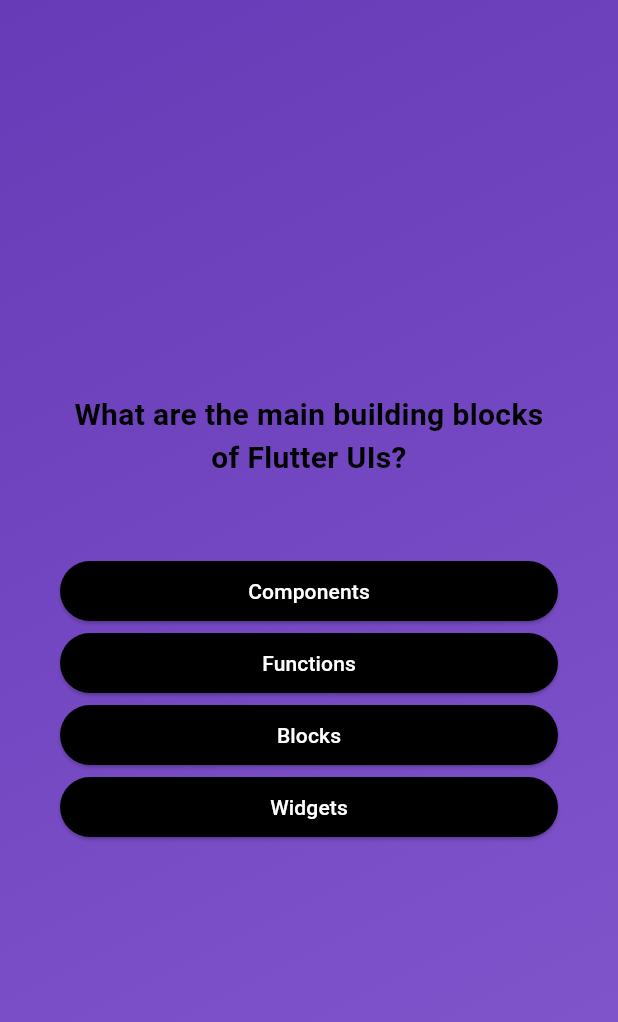
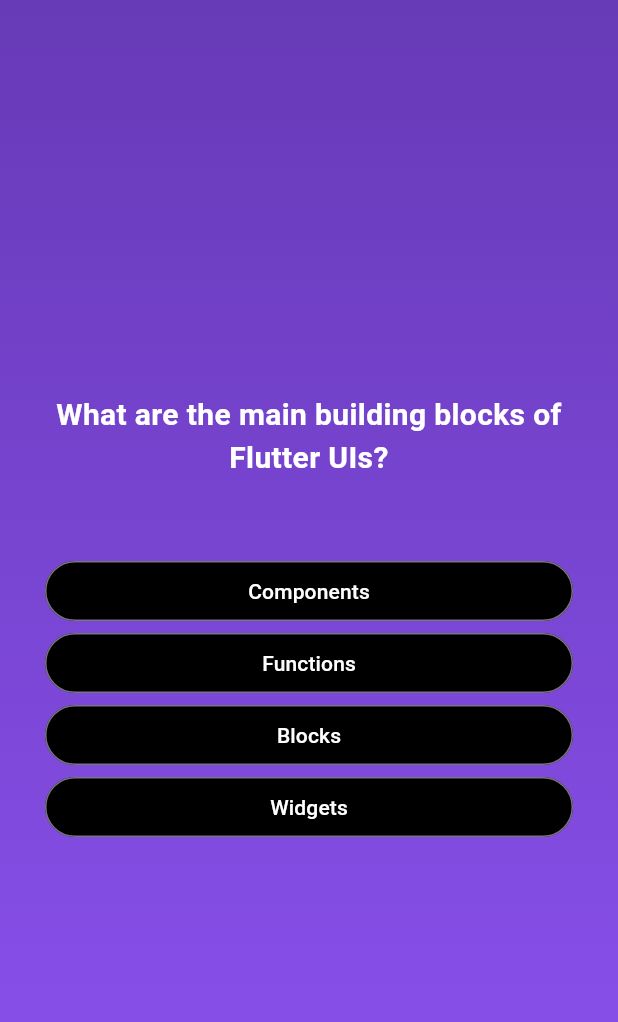
Before and after one commit to Ghost-dot-coder/Quiz-App, a Flutter app: the screen it shows after launch, after a tap on "Start Quiz", on a phone screen of 412 x 824 dp. Shown: the top 1022 px of the screen. Run offline on Flutter 3.47's test engine with Material 3 defaults, Android fonts, the phone set to English and light mode, and no system bars.

Commit message:
initial commit

```diff
--- a/lib/button.dart
+++ b/lib/button.dart
@@ -1,21 +1,15 @@
 import 'package:flutter/material.dart';
 
 class Button extends StatelessWidget {
-  const Button({super.key, required this.answer, required this.action});
+  const Button({super.key, required this.onTap, required this.answer});
+  final void Function() onTap;
   final String answer;
-  final void Function() action;
   @override
   Widget build(context) {
-    return ElevatedButton(
-      style: ElevatedButton.styleFrom(
-        backgroundColor: Colors.black,
-        foregroundColor: Colors.white,
-        shape: RoundedRectangleBorder(
-          borderRadius: BorderRadius.circular(100),
-        ),
-        padding: const EdgeInsets.symmetric(horizontal: 60, vertical: 10),
-      ),
-      onPressed: action,
+    return OutlinedButton(
+      style: OutlinedButton.styleFrom(
+          backgroundColor: Colors.black, foregroundColor: Colors.white),
+      onPressed: onTap,
       child: Text(answer),
     );
   }
--- a/lib/model/quistions.dart
+++ b/lib/data/questions.dart
@@ -1,7 +1,7 @@
-import 'package:app3/model/question_screen.dart';
+import 'package:app3/models/quiz_blueprint.dart';
 
-final question = [
-  Questions(
+const questions = [
+  Question(
     'What are the main building blocks of Flutter UIs?',
     [
       'Widgets',
@@ -10,13 +10,13 @@ final question = [
       'Functions',
     ],
   ),
-  Questions('How are Flutter UIs built?', [
+  Question('How are Flutter UIs built?', [
     'By combining widgets in code',
     'By combining widgets in a visual editor',
     'By defining widgets in config files',
     'By using XCode for iOS and Android Studio for Android',
   ]),
-  Questions(
+  Question(
     'What\'s the purpose of a StatefulWidget?',
     [
       'Update UI as data changes',
@@ -25,7 +25,7 @@ final question = [
       'Render UI that does not depend on data',
     ],
   ),
-  Questions(
+  Question(
     'Which widget should you try to use more often: StatelessWidget or StatefulWidget?',
     [
       'StatelessWidget',
@@ -34,7 +34,7 @@ final question = [
       'None of the above',
     ],
   ),
-  Questions(
+  Question(
     'What happens if you change data in a StatelessWidget?',
     [
       'The UI is not updated',
@@ -43,7 +43,7 @@ final question = [
       'Any nested StatefulWidgets are updated',
     ],
   ),
-  Questions(
+  Question(
     'How should you update data inside of StatefulWidgets?',
     [
       'By calling setState()',
--- a/lib/first_page.dart
+++ /dev/null
@@ -1,54 +0,0 @@
-import 'package:flutter/material.dart';
-
-class FirstPage extends StatelessWidget {
-  const FirstPage(this.changeScreen, {super.key});
-  final void Function() changeScreen;
-
-  @override
-  Widget build(context) {
-    return Container(
-      decoration: const BoxDecoration(
-        gradient: LinearGradient(
-          colors: [Colors.deepPurple, Color.fromARGB(255, 155, 51, 246)],
-          begin: Alignment.topLeft,
-          end: Alignment.bottomRight,
-        ),
-      ),
-      child: Center(
-        child: Column(
-          mainAxisSize: MainAxisSize.min,
-          children: [
-            Image.asset(
-              'assets/images/quiz-logo.png',
-              height: 200,
-              color: const Color.fromARGB(150, 255, 255, 255),
-            ),
-            const SizedBox(
-              height: 50,
-            ),
-            const Text(
-              'Learn Flutter the Fun way!',
-              style: TextStyle(
-                fontSize: 20,
-                color: Color.fromARGB(255, 220, 206, 243),
-              ),
-            ),
-            const SizedBox(
-              height: 20,
-            ),
-            OutlinedButton.icon(
-              style: OutlinedButton.styleFrom(
-                foregroundColor: Colors.white,
-              ),
-              onPressed: changeScreen,
-              icon: const Icon(
-                Icons.arrow_right_rounded,
-              ),
-              label: const Text('Start Quiz'),
-            ),
-          ],
-        ),
-      ),
-    );
-  }
-}
--- /dev/null
+++ b/lib/firstpage.dart
@@ -0,0 +1,41 @@
+import 'package:flutter/material.dart';
+
+class FirstPage extends StatelessWidget {
+  const FirstPage(this.changeScreen, {super.key});
+  final void Function() changeScreen;
+  @override
+  Widget build(context) {
+    return Center(
+      child: Column(
+        mainAxisAlignment: MainAxisAlignment.center,
+        children: [
+          Image.asset(
+            'assets/images/quiz-logo.png',
+            color: const Color.fromARGB(157, 255, 255, 255),
+            height: 200,
+          ),
+          const SizedBox(
+            height: 50,
+          ),
+          const Text(
+            'Learn Flutter \n The Fun Way!!',
+            style: TextStyle(
+                fontSize: 30, color: Color.fromARGB(157, 255, 255, 255)),
+            textAlign: TextAlign.center,
+          ),
+          const SizedBox(
+            height: 50,
+          ),
+          ElevatedButton.icon(
+            icon: const Icon(Icons.arrow_circle_right),
+            style: ElevatedButton.styleFrom(
+                foregroundColor: Colors.white,
+                backgroundColor: const Color.fromARGB(136, 104, 58, 183)),
+            onPressed: changeScreen,
+            label: const Text('Start Quiz'),
+          ),
+        ],
+      ),
+    );
+  }
+}
--- a/lib/main.dart
+++ b/lib/main.dart
@@ -1,8 +1,6 @@
 import 'package:flutter/material.dart';
-import 'package:app3/quiz.dart';
+import 'package:app3/quizpage.dart';
 
 void main() {
-  runApp(
-    const Quiz(),
-  );
+  runApp(const QuizPage());
 }
--- a/lib/model/question_screen.dart
+++ /dev/null
@@ -1,10 +0,0 @@
-class Questions {
-  Questions(this.question, this.answer);
-  final String question;
-  final List<String> answer;
-  List<String> shuffledAnswers() {
-    var shuffled = List.of(answer);
-    shuffled.shuffle();
-    return shuffled;
-  }
-}
--- /dev/null
+++ b/lib/models/quiz_blueprint.dart
@@ -0,0 +1,11 @@
+class Question {
+  const Question(this.question, this.answers);
+  final String question;
+  final List<String> answers;
+
+  List<String> getShuffledanswers() {
+    final shuffled = List.of(answers);
+    shuffled.shuffle();
+    return shuffled;
+  }
+}
--- /dev/null
+++ b/lib/questionpage.dart
@@ -0,0 +1,57 @@
+import 'package:flutter/material.dart';
+import 'package:app3/button.dart';
+import 'package:app3/data/questions.dart';
+
+class QuestionPage extends StatefulWidget {
+  const QuestionPage({super.key, required this.onSelectanswer});
+  final void Function(String answer) onSelectanswer;
+  @override
+  State<QuestionPage> createState() {
+    return _QuestionPageState();
+  }
+}
+
+class _QuestionPageState extends State<QuestionPage> {
+  var current = 0;
+  void answerQuestion(String selectedAnswer) {
+    widget.onSelectanswer(selectedAnswer);
+    setState(() {
+      current = current + 1;
+    });
+  }
+
+  @override
+  Widget build(context) {
+    final currentquestion = questions[current];
+    return Center(
+      child: Container(
+        margin: const EdgeInsets.symmetric(horizontal: 30),
+        child: Column(
+          mainAxisAlignment: MainAxisAlignment.center,
+          crossAxisAlignment: CrossAxisAlignment.stretch,
+          children: [
+            Text(
+              currentquestion.question,
+              style: const TextStyle(
+                fontSize: 20,
+                fontWeight: FontWeight.bold,
+                color: Colors.white,
+              ),
+              textAlign: TextAlign.center,
+            ),
+            const SizedBox(
+              height: 50,
+            ),
+            ...currentquestion.getShuffledanswers().map((answers) {
+              return Button(
+                  onTap: () {
+                    answerQuestion(answers);
+                  },
+                  answer: answers);
+            })
+          ],
+        ),
+      ),
+    );
+  }
+}
--- a/lib/quistionsdisp.dart
+++ /dev/null
@@ -1,53 +0,0 @@
-import 'package:flutter/material.dart';
-import 'package:app3/button.dart';
-import 'package:app3/model/quistions.dart';
-
-class Quistion extends StatefulWidget {
-  const Quistion({super.key});
-  @override
-  State<Quistion> createState() {
-    return _Quistion();
-  }
-}
-
-class _Quistion extends State<Quistion> {
-  var active = 0;
-
-  void onpress() {
-    setState(() {
-      active++;
-    });
-  }
-
-  @override
-  Widget build(context) {
-    final current = question[active];
-    return SizedBox(
-      width: double.infinity,
-      child: Container(
-        padding: const EdgeInsets.all(40),
-        child: Column(
-          mainAxisAlignment: MainAxisAlignment.center,
-          crossAxisAlignment: CrossAxisAlignment.stretch,
-          children: [
-            Text(
-              current.question,
-              style: const TextStyle(
-                  fontWeight: FontWeight.bold,
-                  fontSize: 20,
-                  color: Colors.black),
-              textAlign: TextAlign.center,
-            ),
-            const SizedBox(height: 50),
-            ...current.shuffledAnswers().map((answer) {
-              return Button(
-                answer: answer,
-                action: onpress,
-              );
-            })
-          ],
-        ),
-      ),
-    );
-  }
-}
--- a/lib/quiz.dart
+++ /dev/null
@@ -1,43 +0,0 @@
-import 'package:app3/quistionsdisp.dart';
-import 'package:flutter/material.dart';
-import 'package:app3/first_page.dart';
-
-class Quiz extends StatefulWidget {
-  const Quiz({super.key});
-  @override
-  State<Quiz> createState() {
-    return _Quiz();
-  }
-}
-
-class _Quiz extends State<Quiz> {
-  Widget? changescreen;
-  @override
-  void initState() {
-    changescreen = FirstPage(buttonAction);
-    super.initState();
-  }
-
-  void buttonAction() {
-    setState(() {
-      changescreen = const Quistion();
-    });
-  }
-
-  @override
-  Widget build(context) {
-    return MaterialApp(
-      home: Scaffold(
-        body: Container(
-          decoration: const BoxDecoration(
-            gradient: LinearGradient(colors: [
-              Colors.deepPurple,
-              Color.fromARGB(255, 131, 88, 206),
-            ], begin: Alignment.topLeft, end: Alignment.bottomRight),
-          ),
-          child: changescreen,
-        ),
-      ),
-    );
-  }
-}
--- /dev/null
+++ b/lib/quizpage.dart
@@ -0,0 +1,64 @@
+import 'package:flutter/material.dart';
+import 'package:app3/data/questions.dart';
+import 'package:app3/firstpage.dart';
+import 'package:app3/questionpage.dart';
+import 'package:app3/result_screen.dart';
+
+class QuizPage extends StatefulWidget {
+  const QuizPage({super.key});
+  @override
+  State<QuizPage> createState() {
+    return _QuizPageState();
+  }
+}
+
+class _QuizPageState extends State<QuizPage> {
+  List<String> selectedanswers = [];
+  var activeScreen = 'first-screen';
+
+  void changeScreen() {
+    setState(() {
+      activeScreen = 'question-screen';
+    });
+  }
+
+  void selectedAnswer(String answer) {
+    selectedanswers.add(answer);
+    if (selectedanswers.length == questions.length) {
+      setState(() {
+        activeScreen = 'result-screen';
+      });
+    }
+  }
+
+  @override
+  Widget build(context) {
+    Widget screen = FirstPage(changeScreen);
+    if (activeScreen == 'question-screen') {
+      screen = QuestionPage(onSelectanswer: selectedAnswer);
+    }
+    if (activeScreen == 'result-screen') {
+      screen = ResultScreen(
+        chosenAnswers: selectedanswers,
+      );
+    }
+
+    return MaterialApp(
+      home: Scaffold(
+        body: Container(
+          decoration: const BoxDecoration(
+            gradient: LinearGradient(
+              colors: [
+                Colors.deepPurple,
+                Color.fromARGB(255, 141, 82, 242),
+              ],
+              begin: Alignment.topCenter,
+              end: Alignment.bottomCenter,
+            ),
+          ),
+          child: screen,
+        ),
+      ),
+    );
+  }
+}
```
Also changed, not shown: lib/result_screen.dart (added, +60 -0 lines), lib/summary.dart (added, +77 -0 lines).
